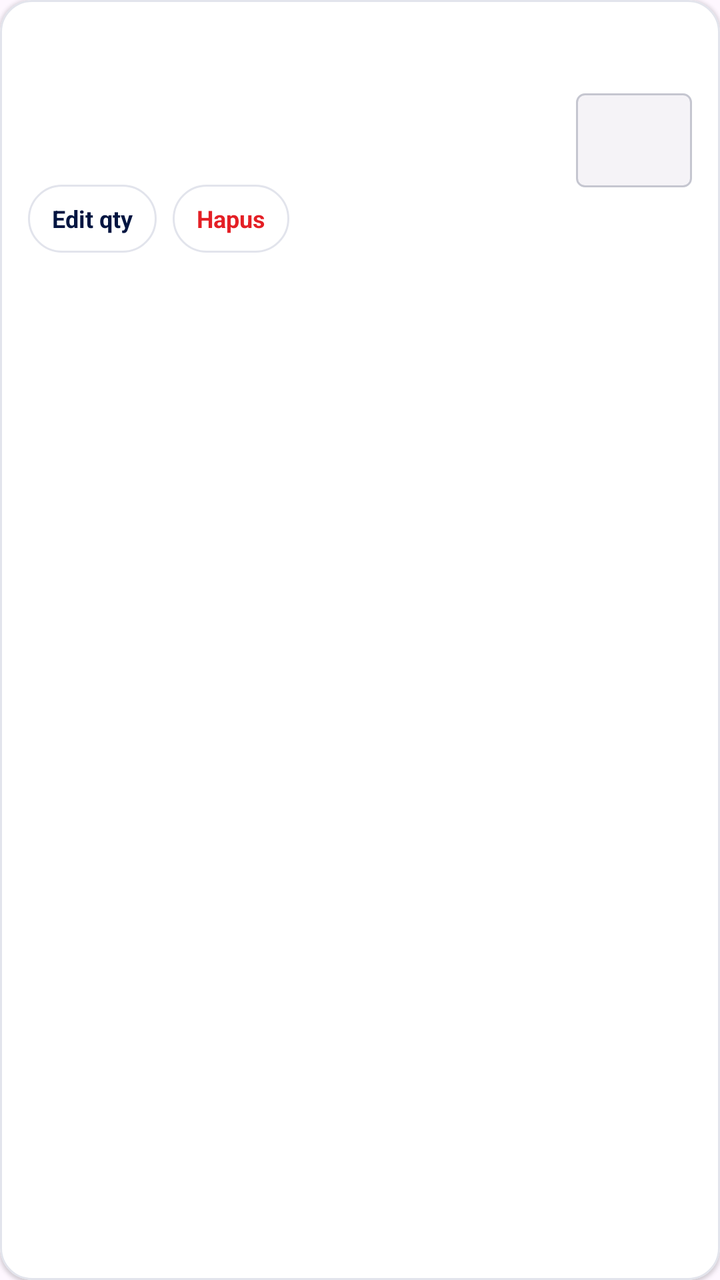
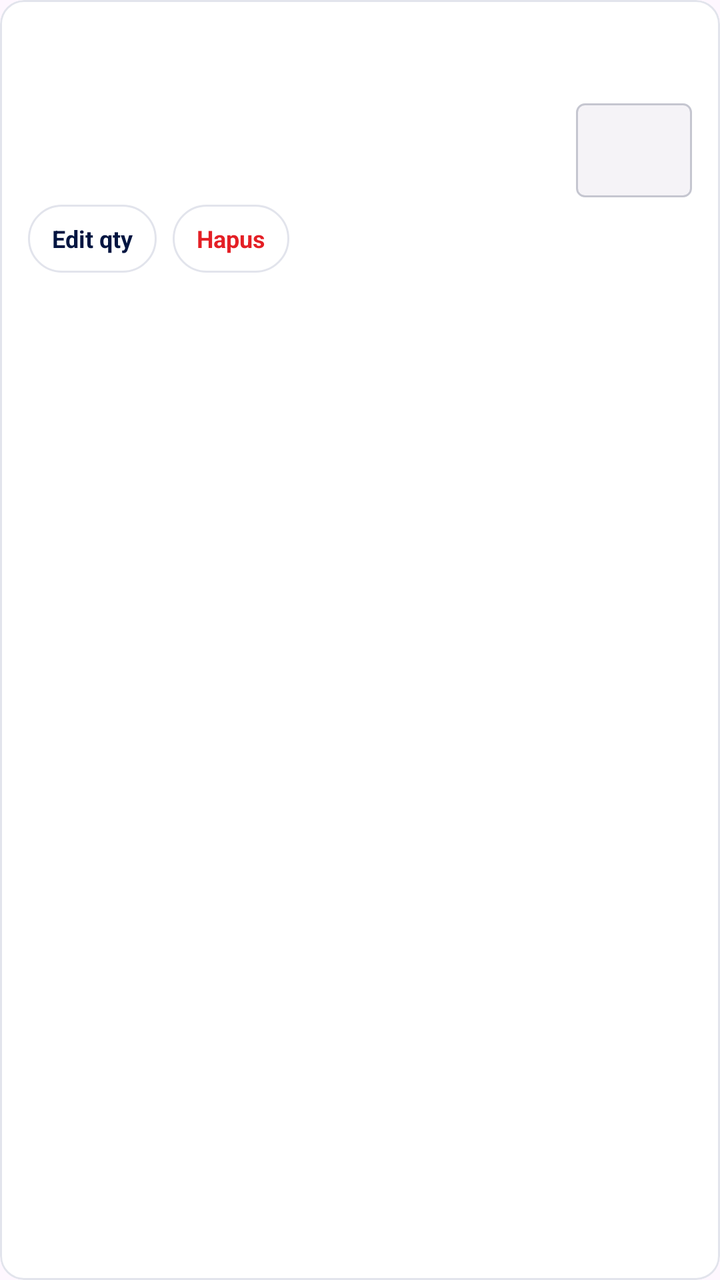

Two renders of the same Android screen: before a commit and after it. Below are the layout's source before the change and the commit's diff.
<!-- AndroidManifest.xml: application theme Theme.HeroStockTake -->
<!-- res/layout/item_scan_draft.xml -->
<?xml version="1.0" encoding="utf-8"?>
<com.google.android.material.card.MaterialCardView xmlns:android="http://schemas.android.com/apk/res/android"
    xmlns:app="http://schemas.android.com/apk/res-auto"
    android:layout_width="match_parent"
    android:layout_height="wrap_content"
    android:layout_marginVertical="6dp"
    android:foreground="?attr/selectableItemBackground"
    app:cardBackgroundColor="@color/white"
    app:cardCornerRadius="16dp"
    app:cardElevation="1dp"
    app:strokeColor="#E2E4EC"
    app:strokeWidth="1dp">

    <LinearLayout
        android:layout_width="match_parent"
        android:layout_height="wrap_content"
        android:gravity="center_vertical"
        android:orientation="horizontal"
        android:padding="14dp">

        <LinearLayout
            android:layout_width="0dp"
            android:layout_height="wrap_content"
            android:layout_weight="1"
            android:orientation="vertical">

            <LinearLayout
                android:layout_width="match_parent"
                android:layout_height="wrap_content"
                android:gravity="center_vertical"
                android:orientation="horizontal">

                <TextView
                    android:id="@+id/productName"
                    android:layout_width="0dp"
                    android:layout_height="wrap_content"
                    android:layout_weight="1"
                    android:ellipsize="end"
                    android:maxLines="2"
                    android:textColor="@color/hero_text"
                    android:textSize="15sp"
                    android:textStyle="bold" />

                <TextView
                    android:id="@+id/latestBadge"
                    android:layout_width="wrap_content"
                    android:layout_height="wrap_content"
                    android:layout_marginStart="8dp"
                    android:background="@drawable/bg_scan_item_badge"
                    android:text="Terbaru"
                    android:textColor="@color/white"
                    android:textSize="11sp"
                    android:textStyle="bold"
                    android:visibility="gone" />
            </LinearLayout>

            <TextView
                android:id="@+id/barcode"
                android:layout_width="wrap_content"
                android:layout_height="wrap_content"
                android:layout_marginTop="7dp"
                android:textColor="@color/hero_text_muted"
                android:textSize="13sp" />

            <TextView
                android:id="@+id/inputType"
                android:layout_width="wrap_content"
                android:layout_height="wrap_content"
                android:layout_marginTop="7dp"
                android:textColor="@color/hero_green"
                android:textSize="12sp"
                android:textStyle="bold" />

            <LinearLayout
                android:id="@+id/draftActions"
                android:layout_width="wrap_content"
                android:layout_height="wrap_content"
                android:layout_marginTop="10dp"
                android:orientation="horizontal">

                <TextView
                    android:id="@+id/editQuantityButton"
                    android:layout_width="wrap_content"
                    android:layout_height="34dp"
                    android:background="@drawable/bg_stat_card"
                    android:gravity="center"
                    android:paddingHorizontal="12dp"
                    android:text="Edit qty"
                    android:textColor="@color/hero_navy"
                    android:textSize="12sp"
                    android:textStyle="bold" />

                <TextView
                    android:id="@+id/deleteItemButton"
                    android:layout_width="wrap_content"
                    android:layout_height="34dp"
                    android:layout_marginStart="8dp"
                    android:background="@drawable/bg_stat_card"
                    android:gravity="center"
                    android:paddingHorizontal="12dp"
                    android:text="Hapus"
                    android:textColor="@color/hero_red"
                    android:textSize="12sp"
                    android:textStyle="bold" />
            </LinearLayout>
        </LinearLayout>

        <TextView
            android:id="@+id/quantity"
            android:layout_width="wrap_content"
            android:layout_height="wrap_content"
            android:layout_marginStart="12dp"
            android:background="@drawable/bg_quantity"
            android:gravity="center"
            android:minWidth="58dp"
            android:paddingHorizontal="14dp"
            android:paddingVertical="10dp"
            android:textColor="@color/hero_navy"
            android:textSize="20sp"
            android:textStyle="bold" />
    </LinearLayout>
</com.google.android.material.card.MaterialCardView>
<!-- resources referenced by this layout -->
<resources>
  <color name="hero_green">#0BA36D</color>
  <color name="hero_navy">#021541</color>
  <color name="hero_red">#E41F25</color>
  <color name="hero_text">#1B1B1F</color>
  <color name="hero_text_muted">#5C5D66</color>
  <color name="white">#FFFFFF</color>
  <!-- drawable bg_quantity (drawable) -->
  <?xml version="1.0" encoding="utf-8"?>
  <shape xmlns:android="http://schemas.android.com/apk/res/android">
      <solid android:color="@color/hero_surface_low" />
      <corners android:radius="4dp" />
      <stroke android:width="1dp" android:color="@color/hero_outline" />
  </shape>
  <!-- drawable bg_scan_item_badge (drawable) -->
  <?xml version="1.0" encoding="utf-8"?>
  <shape xmlns:android="http://schemas.android.com/apk/res/android">
      <solid android:color="@color/hero_navy" />
      <corners android:radius="999dp" />
      <padding android:left="10dp" android:top="4dp" android:right="10dp" android:bottom="4dp" />
  </shape>
  <!-- drawable bg_stat_card (drawable) -->
  <?xml version="1.0" encoding="utf-8"?>
  <shape xmlns:android="http://schemas.android.com/apk/res/android">
      <solid android:color="@color/white" />
      <corners android:radius="18dp" />
      <stroke android:width="1dp" android:color="#E2E4EC" />
  </shape>
  <style name="Theme.HeroStockTake" parent="Theme.Material3.Light.NoActionBar">
          <item name="colorPrimary">@color/hero_navy</item>
          <item name="colorOnPrimary">@color/white</item>
          <item name="colorSecondary">@color/hero_red</item>
          <item name="colorOnSecondary">@color/white</item>
          <item name="colorSurface">@color/hero_surface</item>
          <item name="colorOnSurface">@color/hero_text</item>
          <item name="android:windowLightStatusBar">true</item>
          <item name="android:statusBarColor">@color/hero_navy</item>
          <item name="android:navigationBarColor">@color/white</item>
          <item name="android:windowActionModeOverlay">true</item>
      </style>
  <color name="hero_surface_low">#F5F3F7</color>
  <color name="hero_outline">#C5C6D0</color>
  <color name="hero_surface">#FBF8FD</color>
</resources>

<!-- the commit's change to res/layout/item_scan_draft.xml (unified diff, before → after) -->
@@ -6,8 +6,8 @@
     android:layout_marginVertical="6dp"
     android:foreground="?attr/selectableItemBackground"
     app:cardBackgroundColor="@color/white"
-    app:cardCornerRadius="16dp"
-    app:cardElevation="1dp"
+    app:cardCornerRadius="12dp"
+    app:cardElevation="0dp"
     app:strokeColor="#E2E4EC"
     app:strokeWidth="1dp">
 
@@ -67,7 +67,8 @@
                 android:layout_width="wrap_content"
                 android:layout_height="wrap_content"
                 android:layout_marginTop="7dp"
-                android:textColor="@color/hero_green"
+                android:paddingHorizontal="8dp"
+                android:paddingVertical="5dp"
                 android:textSize="12sp"
                 android:textStyle="bold" />
 
<!-- resource entries referenced after the edit -->
@@ -1,6 +1,5 @@
 <!-- resources referenced by this layout -->
 <resources>
-  <color name="hero_green">#0BA36D</color>
   <color name="hero_navy">#021541</color>
   <color name="hero_red">#E41F25</color>
   <color name="hero_text">#1B1B1F</color>
